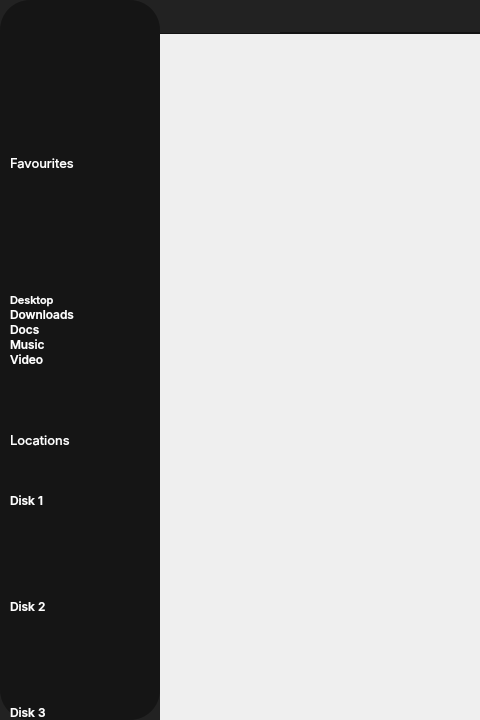
Qt form mainwindow.ui (tkmrqq/FileManagerCPP) before a commit; both pictures show x 0 to 480 and y 0 to 720 of the 1280 by 720 pixel window.
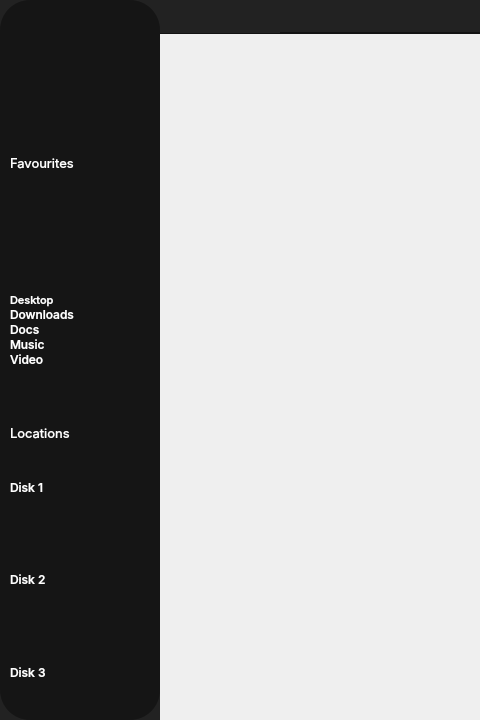
The same form after that commit. Icons and pictures are not drawn.

Diff of the .ui file:
```diff
--- a/mainwindow.ui
+++ b/mainwindow.ui
@@ -521,7 +521,7 @@
       <property name="frameShadow">
        <enum>QFrame::Raised</enum>
       </property>
-      <layout class="QVBoxLayout" name="verticalLayout" stretch="0,2,2">
+      <layout class="QVBoxLayout" name="verticalLayout" stretch="0,2,2,2">
        <property name="spacing">
         <number>20</number>
        </property>
@@ -817,7 +817,7 @@
            <number>0</number>
           </property>
           <property name="bottomMargin">
-           <number>0</number>
+           <number>40</number>
           </property>
           <item>
            <widget class="QLabel" name="Locations">
```
Left out of the diff: 11 changed lines with no effect on the pictures.
